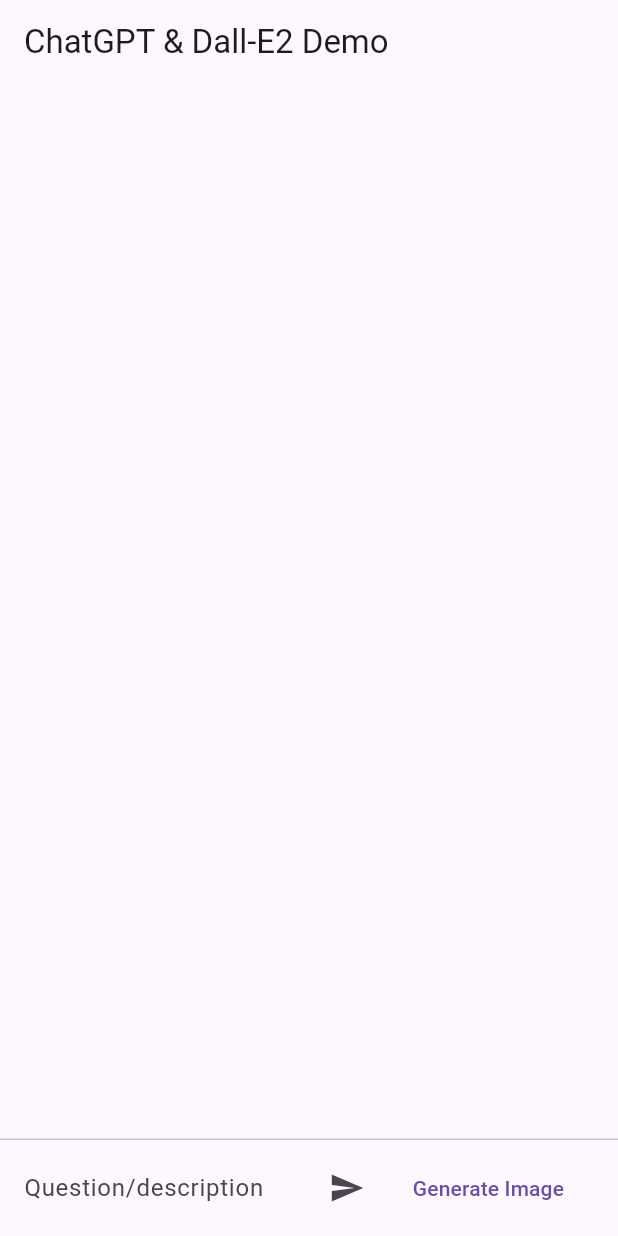
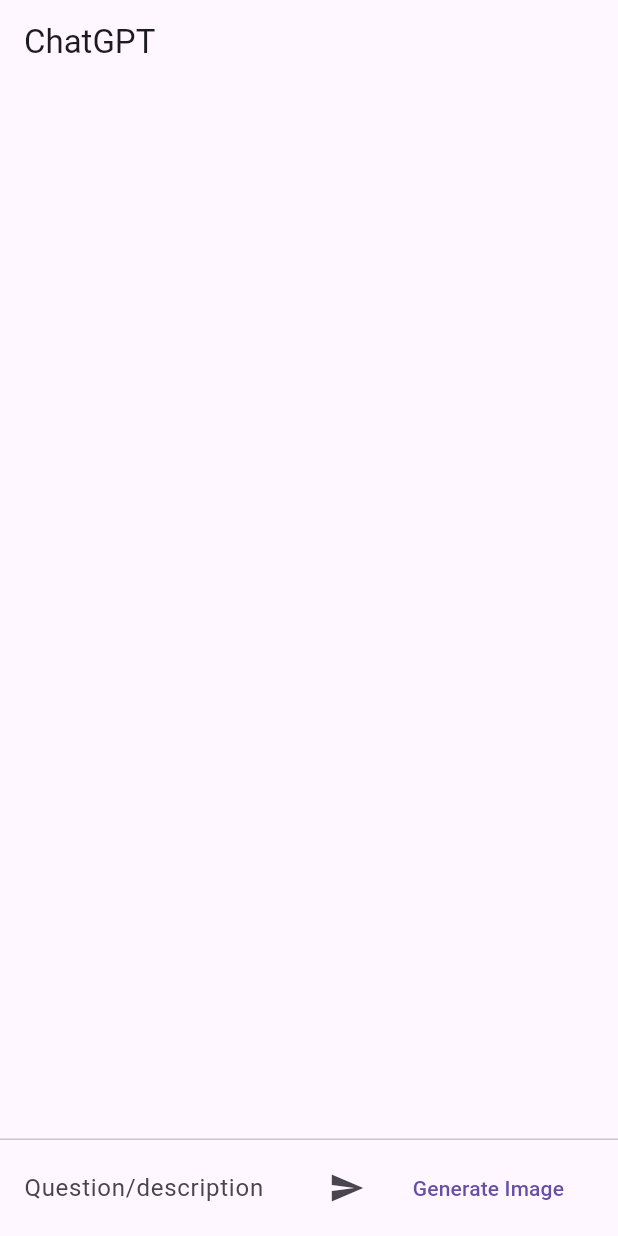
Before and after one commit to Akshat-sGit/Chat_GPT-Flutter, a Flutter app: the screen it shows after launch, on a phone screen of 412 x 824 dp. Run offline on Flutter 3.47's test engine with Material 2 defaults, Android fonts, the phone set to English and light mode, and no system bars; our stand-ins replace flutter_dotenv, velocity_x.

Commit message:
modified chat_screen

```diff
--- a/lib/chat_screen.dart
+++ b/lib/chat_screen.dart
@@ -115,7 +115,7 @@ class _ChatScreenState extends State<ChatScreen> {
   @override
   Widget build(BuildContext context) {
     return Scaffold(
-        appBar: AppBar(title: const Text("ChatGPT & Dall-E2 Demo")),
+        appBar: AppBar(title: const Text("ChatGPT")),
         body: SafeArea(
           child: Column(
             children: [
@@ -140,6 +140,7 @@ class _ChatScreenState extends State<ChatScreen> {
               )
             ],
           ),
-        ));
+        )
+      );
   }
 }
```
